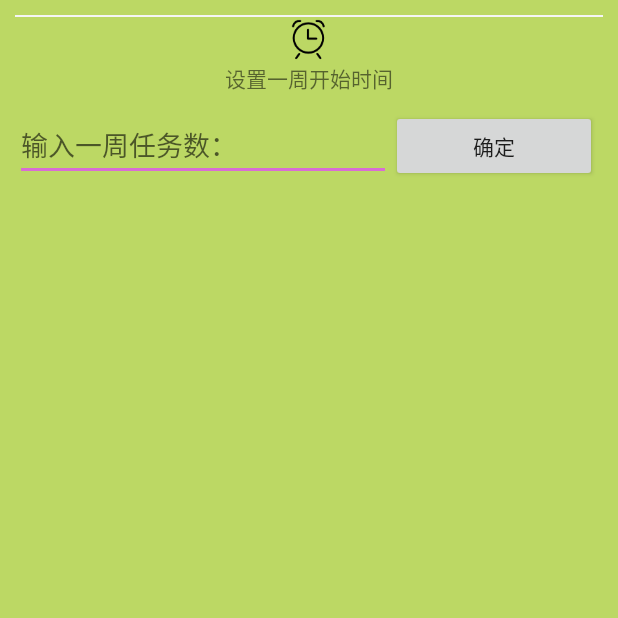
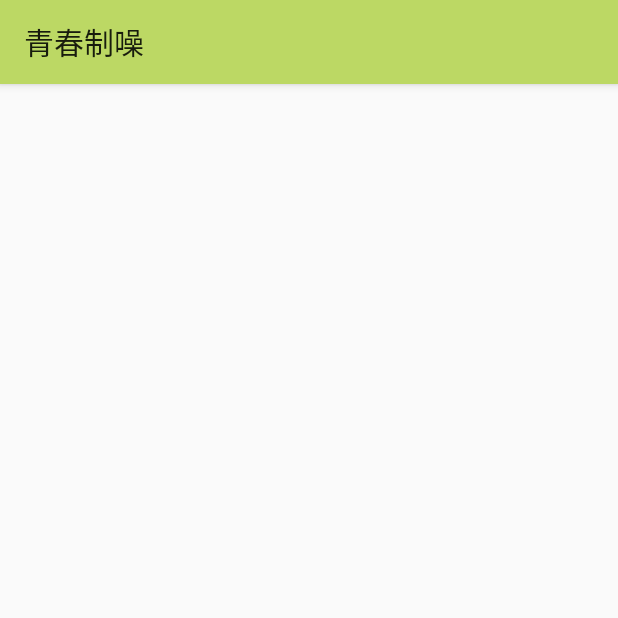
Before and after one commit to 471163887/YouthMake, an Android app: the WeekSetActivity screen opened directly, with no data from a screen before it, after a tap on "确定", on a phone screen of 412 x 824 dp, the top half of it. Run offline under Robolectric (Android 15) with nearby library versions, the phone set to English and light mode, and no system bars; our stand-ins replace ButterKnife; libraries missing offline, so code that uses them is left out: com.beardedhen.androidbootstrap; plain views replace BootstrapButton, BootstrapEditText; 3 statements that could not run were skipped.

Commit message:
添加任务列表界面

```diff
--- a/app/src/main/AndroidManifest.xml
+++ b/app/src/main/AndroidManifest.xml
@@ -47,6 +47,8 @@
         </activity>
         <activity android:name=".activity.WeekSetActivity" >
         </activity>
+        <activity android:name=".activity.TaskListActivity" >
+        </activity>
     </application>
 
 </manifest>
--- /dev/null
+++ b/app/src/main/java/com/example/fury/youthmake/activity/TaskListActivity.java
@@ -0,0 +1,15 @@
+package com.example.fury.youthmake.activity;
+
+import android.support.v7.app.AppCompatActivity;
+import android.os.Bundle;
+
+import com.example.fury.youthmake.R;
+
+public class TaskListActivity extends AppCompatActivity {
+
+    @Override
+    protected void onCreate(Bundle savedInstanceState) {
+        super.onCreate(savedInstanceState);
+        setContentView(R.layout.activity_task_list);
+    }
+}
--- a/app/src/main/java/com/example/fury/youthmake/activity/WeekSetActivity.java
+++ b/app/src/main/java/com/example/fury/youthmake/activity/WeekSetActivity.java
@@ -1,6 +1,7 @@
 package com.example.fury.youthmake.activity;
 
 import android.app.Activity;
+import android.content.Intent;
 import android.os.Bundle;
 import android.util.Log;
 import android.view.Gravity;
@@ -140,5 +141,8 @@ public class WeekSetActivity extends Activity {
 
         weekTask = new WeekTask();
         weekTask.print();
+
+        Intent intent = new Intent(WeekSetActivity.this, TaskListActivity.class);
+        WeekSetActivity.this.startActivity(intent);
     }
 }
--- /dev/null
+++ b/app/src/main/res/layout/activity_task_list.xml
@@ -0,0 +1,10 @@
+<?xml version="1.0" encoding="utf-8"?>
+<RelativeLayout xmlns:android="http://schemas.android.com/apk/res/android"
+    xmlns:tools="http://schemas.android.com/tools" android:layout_width="match_parent"
+    android:layout_height="match_parent" android:paddingLeft="@dimen/activity_horizontal_margin"
+    android:paddingRight="@dimen/activity_horizontal_margin"
+    android:paddingTop="@dimen/activity_vertical_margin"
+    android:paddingBottom="@dimen/activity_vertical_margin"
+    tools:context="com.example.fury.youthmake.activity.TaskListActivity">
+
+</RelativeLayout>
```
